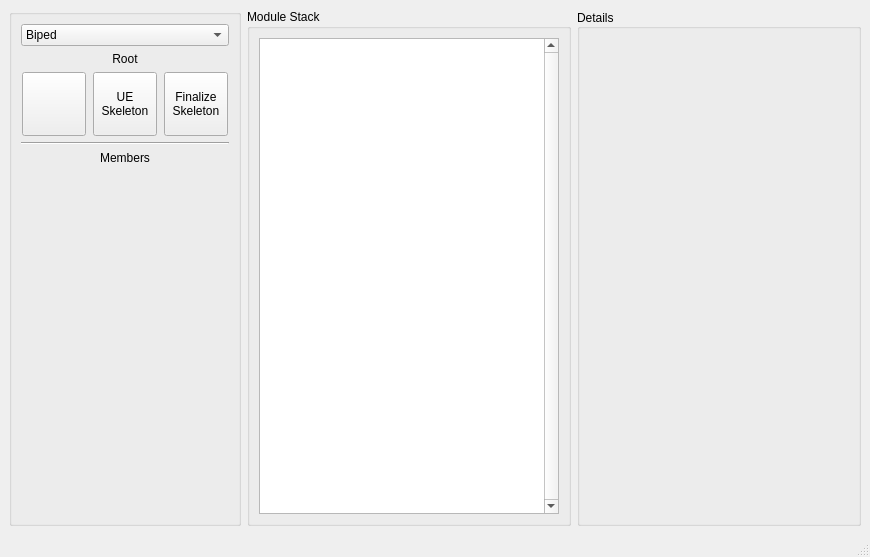
RoFi13/Valkyrie, file src/tools/Rigging/VulcanRig/resources/ui/vulcan_rig.ui: the form before one commit.
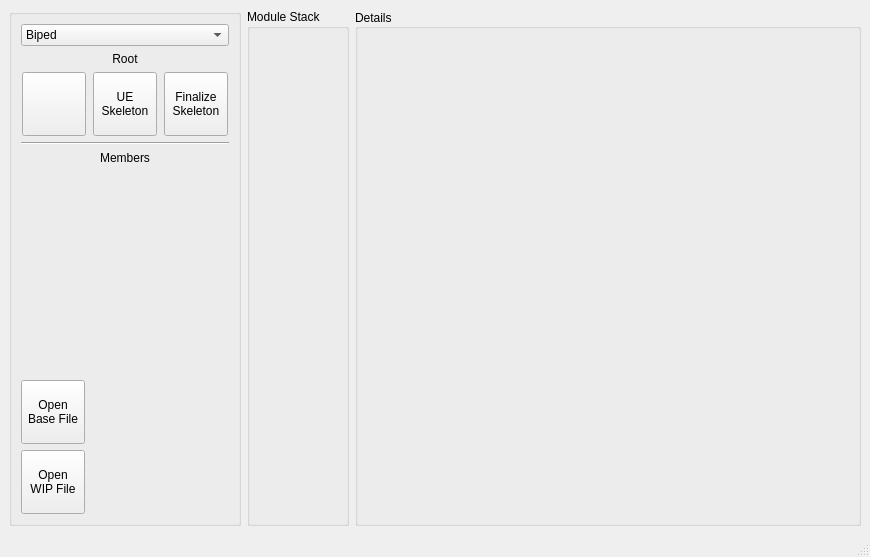
The form after the commit.

Commit message: Added main functionality to Tree Widget. Uses custom tree widget class now to handle drag and drop event. Handles updating module metadata on maya nodes and class objects.

```diff
--- a/src/tools/Rigging/VulcanRig/resources/ui/vulcan_rig.ui
+++ b/src/tools/Rigging/VulcanRig/resources/ui/vulcan_rig.ui
@@ -216,6 +216,46 @@
                </property>
               </spacer>
              </item>
+             <item>
+              <widget class="QPushButton" name="btn_dev_open_base_file">
+               <property name="minimumSize">
+                <size>
+                 <width>64</width>
+                 <height>64</height>
+                </size>
+               </property>
+               <property name="maximumSize">
+                <size>
+                 <width>64</width>
+                 <height>16777215</height>
+                </size>
+               </property>
+               <property name="text">
+                <string>Open
+Base File</string>
+               </property>
+              </widget>
+             </item>
+             <item>
+              <widget class="QPushButton" name="btn_dev_open_wip_file">
+               <property name="minimumSize">
+                <size>
+                 <width>64</width>
+                 <height>64</height>
+                </size>
+               </property>
+               <property name="maximumSize">
+                <size>
+                 <width>64</width>
+                 <height>16777215</height>
+                </size>
+               </property>
+               <property name="text">
+                <string>Open
+WIP File</string>
+               </property>
+              </widget>
+             </item>
             </layout>
            </item>
           </layout>
@@ -232,58 +272,6 @@
              <property name="bottomMargin">
               <number>0</number>
              </property>
-             <item>
-              <widget class="QTreeWidget" name="tree_module_stack">
-               <property name="sizePolicy">
-                <sizepolicy hsizetype="MinimumExpanding" vsizetype="Expanding">
-                 <horstretch>0</horstretch>
-                 <verstretch>0</verstretch>
-                </sizepolicy>
-               </property>
-               <property name="minimumSize">
-                <size>
-                 <width>300</width>
-                 <height>0</height>
-                </size>
-               </property>
-               <property name="verticalScrollBarPolicy">
-                <enum>Qt::ScrollBarAlwaysOn</enum>
-               </property>
-               <property name="sizeAdjustPolicy">
-                <enum>QAbstractScrollArea::AdjustToContents</enum>
-               </property>
-               <property name="autoScrollMargin">
-                <number>25</number>
-               </property>
-               <property name="dragEnabled">
-                <bool>false</bool>
-               </property>
-               <property name="dragDropMode">
-                <enum>QAbstractItemView::InternalMove</enum>
-               </property>
-               <property name="defaultDropAction">
-                <enum>Qt::MoveAction</enum>
-               </property>
-               <property name="selectionBehavior">
-                <enum>QAbstractItemView::SelectItems</enum>
-               </property>
-               <property name="indentation">
-                <number>15</number>
-               </property>
-               <property name="uniformRowHeights">
-                <bool>true</bool>
-               </property>
-               <property name="itemsExpandable">
-                <bool>true</bool>
-               </property>
-               <property name="animated">
-                <bool>true</bool>
-               </property>
-               <attribute name="headerVisible">
-                <bool>false</bool>
-               </attribute>
-              </widget>
-             </item>
             </layout>
            </item>
           </layout>
```
The commit also changes 16 other files.
